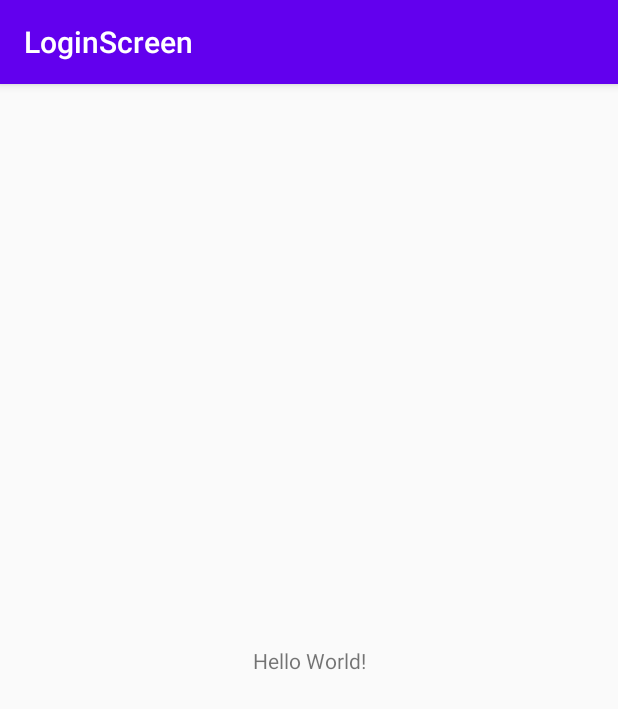
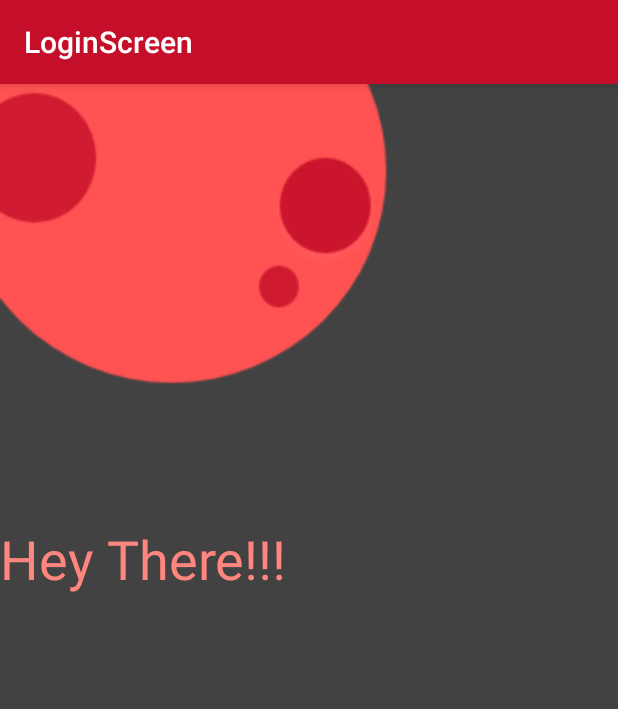
Before and after one commit to Ruthvikbr/Custom-Login-Screen, an Android app: the screen it shows after launch (MainActivity), on a phone screen of 412 x 824 dp. Shown: the top 709 px of the screen. Run offline under Robolectric (Android 15) with nearby library versions, the phone set to English and light mode, and no system bars.

Commit message:
add landing page

```diff
--- a/app/build.gradle
+++ b/app/build.gradle
@@ -31,4 +31,5 @@ dependencies {
     testImplementation 'junit:junit:4.12'
     androidTestImplementation 'androidx.test.ext:junit:1.1.1'
     androidTestImplementation 'androidx.test.espresso:espresso-core:3.2.0'
+    implementation 'androidx.cardview:cardview:1.0.0'
 }
--- a/app/src/main/res/layout/activity_main.xml
+++ b/app/src/main/res/layout/activity_main.xml
@@ -1,18 +1,28 @@
 <?xml version="1.0" encoding="utf-8"?>
-<androidx.constraintlayout.widget.ConstraintLayout xmlns:android="http://schemas.android.com/apk/res/android"
+<RelativeLayout xmlns:android="http://schemas.android.com/apk/res/android"
     xmlns:app="http://schemas.android.com/apk/res-auto"
+    android:orientation="vertical"
     xmlns:tools="http://schemas.android.com/tools"
     android:layout_width="match_parent"
     android:layout_height="match_parent"
-    tools:context=".MainActivity">
+    tools:context=".MainActivity"
+    android:background="@drawable/background"
+    >
 
     <TextView
+        android:id="@+id/textView2"
         android:layout_width="wrap_content"
         android:layout_height="wrap_content"
-        android:text="Hello World!"
-        app:layout_constraintBottom_toBottomOf="parent"
-        app:layout_constraintLeft_toLeftOf="parent"
-        app:layout_constraintRight_toRightOf="parent"
+        android:layout_marginTop="292dp"
+        android:text="@string/hey_there"
+        android:textColor="#ff867f"
+        android:textSize="36sp"
+        app:layout_constraintEnd_toEndOf="parent"
+        app:layout_constraintHorizontal_bias="0.122"
+        app:layout_constraintStart_toStartOf="parent"
         app:layout_constraintTop_toTopOf="parent" />
 
-</androidx.constraintlayout.widget.ConstraintLayout>
+
+
+
+</RelativeLayout>
--- a/app/src/main/res/values/colors.xml
+++ b/app/src/main/res/values/colors.xml
@@ -1,6 +1,6 @@
 <?xml version="1.0" encoding="utf-8"?>
 <resources>
-    <color name="colorPrimary">#6200EE</color>
+    <color name="colorPrimary">#C50E29</color>
     <color name="colorPrimaryDark">#3700B3</color>
     <color name="colorAccent">#03DAC5</color>
 </resources>
--- a/app/src/main/res/values/strings.xml
+++ b/app/src/main/res/values/strings.xml
@@ -1,3 +1,5 @@
 <resources>
     <string name="app_name">LoginScreen</string>
+    <string name="hey_there">Hey There!!!</string>
+    <string name="login">Login</string>
 </resources>
```
Also changed, not shown: app/src/main/res/drawable-v24/background.png (added).
